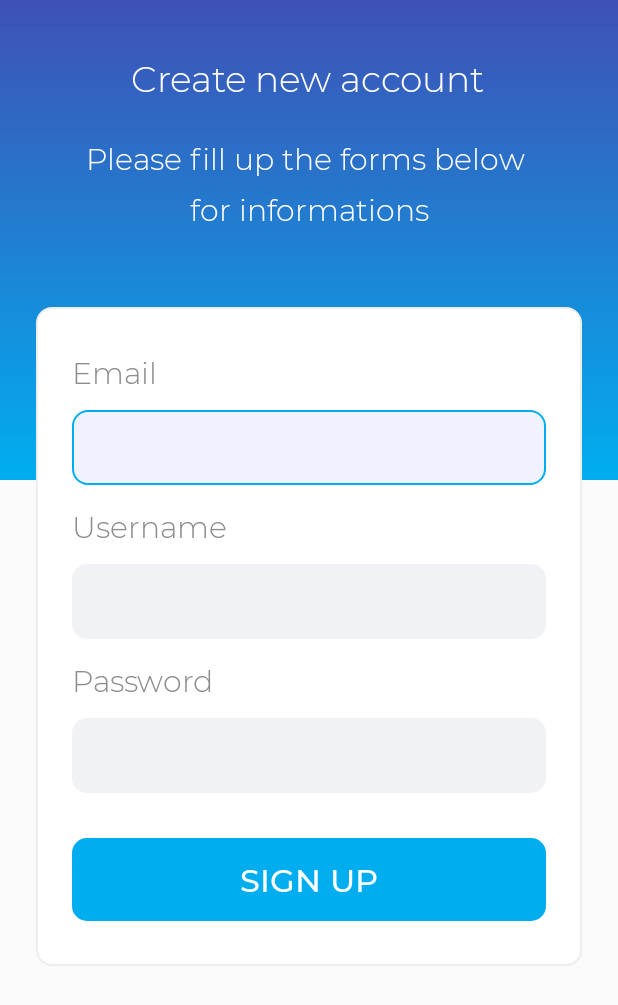
After one commit to muammarahlnn/Tugas3, an Android app: the RegisterActivity screen opened directly, with no data from a screen before it, on a phone screen of 412 x 824 dp. The commit adds this screen. Shown: the top 1005 px of the screen. Run offline under Robolectric (Android 15) with nearby library versions, the phone set to English and light mode, and no system bars.

Commit message:
add RegisterActivity

```diff
--- a/app/src/main/AndroidManifest.xml
+++ b/app/src/main/AndroidManifest.xml
@@ -9,7 +9,8 @@
         android:roundIcon="@mipmap/ic_launcher_round"
         android:supportsRtl="true"
         android:theme="@style/Theme.Tugas3">
-        <activity android:name=".LoginActivity"></activity>
+        <activity android:name=".RegisterActivity"></activity>
+        <activity android:name=".LoginActivity" />
         <activity android:name=".SplashActivity">
             <intent-filter>
                 <action android:name="android.intent.action.MAIN" />
--- a/app/src/main/java/com/ardnn/tugas3/LoginActivity.java
+++ b/app/src/main/java/com/ardnn/tugas3/LoginActivity.java
@@ -2,6 +2,7 @@ package com.ardnn.tugas3;
 
 import androidx.appcompat.app.AppCompatActivity;
 
+import android.content.Intent;
 import android.media.Image;
 import android.os.Bundle;
 import android.text.method.HideReturnsTransformationMethod;
@@ -10,15 +11,21 @@ import android.view.View;
 import android.widget.Button;
 import android.widget.EditText;
 import android.widget.ImageView;
+import android.widget.TextView;
 import android.widget.Toast;
 
 public class LoginActivity extends AppCompatActivity implements View.OnClickListener {
+    TextView tvNewAccount;
     ImageView btnVisibilityPass;
     EditText etPass;
+
     @Override
     protected void onCreate(Bundle savedInstanceState) {
         super.onCreate(savedInstanceState);
         setContentView(R.layout.activity_login);
+
+        tvNewAccount = findViewById(R.id.tv_new_account);
+        tvNewAccount.setOnClickListener(this);
 
         btnVisibilityPass = findViewById(R.id.btn_visibility_pass);
         btnVisibilityPass.setOnClickListener(this);
@@ -38,6 +45,10 @@ public class LoginActivity extends AppCompatActivity implements View.OnClickList
                     etPass.setTransformationMethod(PasswordTransformationMethod.getInstance());
                 }
                 break;
+            case R.id.tv_new_account:
+                Intent goToRegister = new Intent(LoginActivity.this, RegisterActivity.class);
+                startActivity(goToRegister);
+                break;
         }
     }
 }
--- /dev/null
+++ b/app/src/main/java/com/ardnn/tugas3/RegisterActivity.java
@@ -0,0 +1,14 @@
+package com.ardnn.tugas3;
+
+import androidx.appcompat.app.AppCompatActivity;
+
+import android.os.Bundle;
+
+public class RegisterActivity extends AppCompatActivity {
+
+    @Override
+    protected void onCreate(Bundle savedInstanceState) {
+        super.onCreate(savedInstanceState);
+        setContentView(R.layout.activity_register);
+    }
+}
--- a/app/src/main/res/drawable/bg_gradient_blue.xml
+++ b/app/src/main/res/drawable/bg_gradient_blue.xml
@@ -2,9 +2,9 @@
 <shape xmlns:android="http://schemas.android.com/apk/res/android">
 
     <gradient
-        android:startColor="#FFF"
+        android:startColor="#3F51B5"
         android:endColor="@color/bluePrimary"
-        android:angle="90"
+        android:angle="-90"
         />
 
 </shape>
--- /dev/null
+++ b/app/src/main/res/layout/activity_register.xml
@@ -0,0 +1,174 @@
+<?xml version="1.0" encoding="utf-8"?>
+<androidx.constraintlayout.widget.ConstraintLayout xmlns:android="http://schemas.android.com/apk/res/android"
+    xmlns:app="http://schemas.android.com/apk/res-auto"
+    xmlns:tools="http://schemas.android.com/tools"
+    android:layout_width="match_parent"
+    android:layout_height="match_parent"
+    tools:context=".RegisterActivity">
+
+    <View
+        android:id="@+id/view2"
+        android:layout_width="match_parent"
+        android:layout_height="320dp"
+        android:background="@drawable/bg_gradient_blue"
+        app:layout_constraintEnd_toEndOf="parent"
+        app:layout_constraintStart_toStartOf="parent"
+        app:layout_constraintTop_toTopOf="parent" />
+
+    <TextView
+        android:id="@+id/textView2"
+        android:layout_width="wrap_content"
+        android:layout_height="wrap_content"
+        android:layout_marginTop="36dp"
+        android:fontFamily="@font/monsterrat_light"
+        android:text="Create new account"
+        android:textColor="@color/white"
+        android:textSize="24sp"
+        android:layout_marginStart="8dp"
+        android:layout_marginEnd="8dp"
+        app:layout_constraintEnd_toEndOf="parent"
+        app:layout_constraintHorizontal_bias="0.496"
+        app:layout_constraintStart_toStartOf="parent"
+        app:layout_constraintTop_toTopOf="@+id/view2" />
+
+    <TextView
+        android:id="@+id/textView4"
+        android:layout_width="wrap_content"
+        android:layout_height="wrap_content"
+        android:layout_marginStart="8dp"
+        android:layout_marginTop="24dp"
+        android:layout_marginEnd="8dp"
+        android:fontFamily="@font/monsterrat_light"
+        android:lineSpacingExtra="9dp"
+        android:text="Please fill up the forms below \nfor informations"
+        android:textAlignment="center"
+        android:textColor="@color/white"
+        android:textSize="20sp"
+        app:layout_constraintEnd_toEndOf="parent"
+        app:layout_constraintHorizontal_bias="0.503"
+        app:layout_constraintStart_toStartOf="parent"
+        app:layout_constraintTop_toBottomOf="@+id/textView2" />
+
+    <LinearLayout
+        android:id="@+id/linearLayout"
+        android:layout_width="match_parent"
+        android:layout_height="wrap_content"
+        android:layout_marginStart="24dp"
+        android:layout_marginTop="52dp"
+        android:layout_marginEnd="24dp"
+        android:background="@drawable/bg_layout_form"
+        android:orientation="vertical"
+        android:paddingTop="30dp"
+        android:paddingBottom="30dp"
+        app:layout_constraintEnd_toEndOf="parent"
+        app:layout_constraintHorizontal_bias="1.0"
+        app:layout_constraintStart_toStartOf="parent"
+        app:layout_constraintTop_toBottomOf="@+id/textView4">
+
+        <LinearLayout
+            android:layout_width="match_parent"
+            android:layout_height="wrap_content"
+            android:layout_marginLeft="24dp"
+            android:layout_marginRight="24dp"
+            android:layout_marginBottom="14dp"
+            android:orientation="vertical">
+
+            <TextView
+                android:layout_width="wrap_content"
+                android:layout_height="wrap_content"
+                android:layout_marginBottom="12dp"
+                android:fontFamily="@font/monsterrat_light"
+                android:text="Email"
+                android:textColor="@color/grayPrimary"
+                android:textSize="20sp" />
+
+            <EditText
+                android:layout_width="match_parent"
+                android:layout_height="50dp"
+                android:background="@drawable/bg_input_edit_text"
+                android:fontFamily="@font/monsterrat_medium"
+                android:inputType="text"
+                android:lines="1"
+                android:paddingLeft="12dp"
+                android:textColor="@color/blackPrimary" />
+
+
+        </LinearLayout>
+
+        <LinearLayout
+            android:layout_width="match_parent"
+            android:layout_height="wrap_content"
+            android:layout_marginLeft="24dp"
+            android:layout_marginRight="24dp"
+            android:layout_marginBottom="14dp"
+            android:orientation="vertical">
+
+            <TextView
+                android:layout_width="wrap_content"
+                android:layout_height="wrap_content"
+                android:layout_marginBottom="12dp"
+                android:fontFamily="@font/monsterrat_light"
+                android:text="Username"
+                android:textColor="@color/grayPrimary"
+                android:textSize="20sp" />
+
+            <EditText
+                android:layout_width="match_parent"
+                android:layout_height="50dp"
+                android:background="@drawable/bg_input_edit_text"
+                android:fontFamily="@font/monsterrat_medium"
+                android:inputType="textPassword"
+                android:lines="1"
+                android:paddingLeft="12dp"
+                android:textColor="@color/blackPrimary" />
+
+        </LinearLayout>
+
+        <LinearLayout
+            android:layout_width="match_parent"
+            android:layout_height="wrap_content"
+            android:layout_marginLeft="24dp"
+            android:layout_marginRight="24dp"
+            android:orientation="vertical">
+
+            <TextView
+                android:layout_width="wrap_content"
+                android:layout_height="wrap_content"
+                android:layout_marginBottom="12dp"
+                android:fontFamily="@font/monsterrat_light"
+                android:text="Password"
+                android:textColor="@color/grayPrimary"
+                android:textSize="20sp" />
+
+            <EditText
+                android:layout_width="match_parent"
+                android:layout_height="50dp"
+                android:background="@drawable/bg_input_edit_text"
+                android:fontFamily="@font/monsterrat_medium"
+                android:inputType="textPassword"
+                android:lines="1"
+                android:paddingLeft="12dp"
+                android:textColor="@color/blackPrimary" />
+
+        </LinearLayout>
+
+        <Button
+            android:id="@+id/btn_sign_in"
+            android:layout_width="match_parent"
+            android:layout_height="55dp"
+            android:layout_marginLeft="24dp"
+            android:layout_marginTop="30dp"
+            android:layout_marginRight="24dp"
+            android:background="@drawable/bg_button_blue_primary"
+            android:fontFamily="@font/monsterrat_medium"
+            android:text="Sign Up"
+            android:textColor="#FFF"
+            android:textSize="21sp" />
+
+    </LinearLayout>
+
+
+
+
+
+</androidx.constraintlayout.widget.ConstraintLayout>
```
